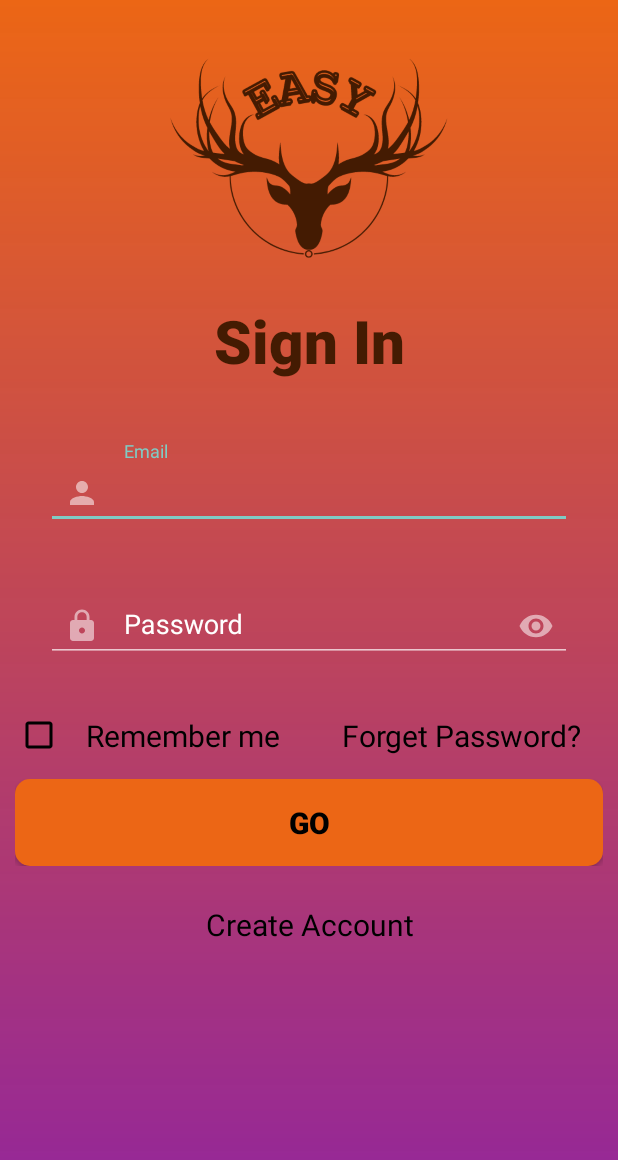
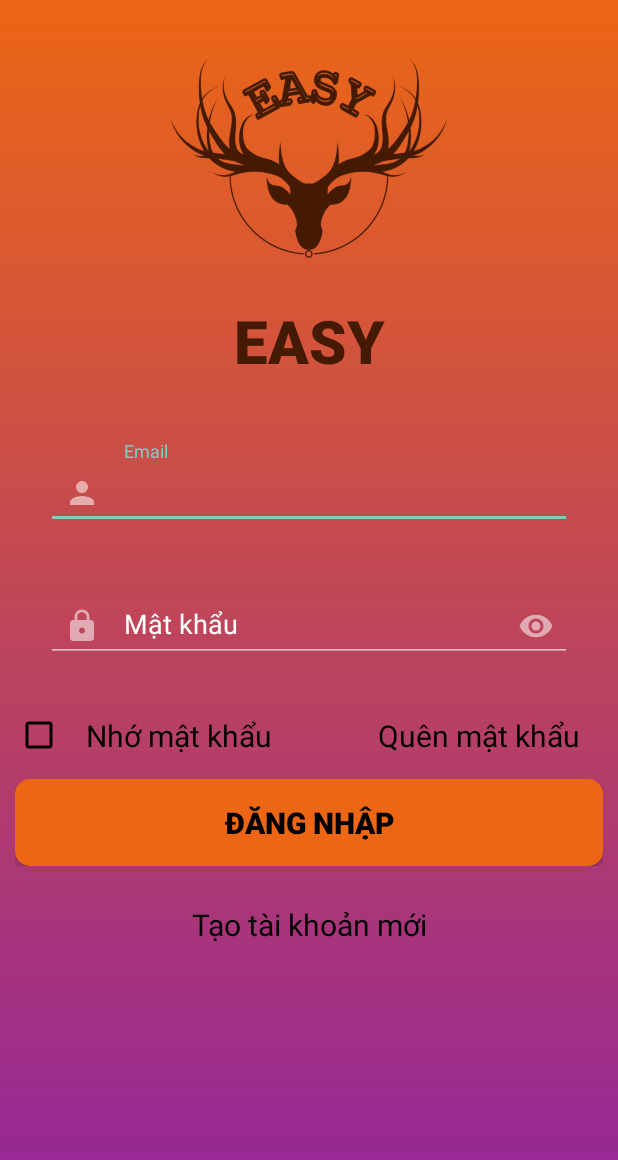
Before and after one commit to quyenphuong/EasyApp, an Android app: the screen it shows after launch (LoginActivity), on a phone screen of 412 x 824 dp. Shown: the top 1160 px of the screen. Run offline under Robolectric (Android 15) with nearby library versions, the phone set to English and light mode, and no system bars; our stand-ins replace Firebase (no records; nobody signed in at launch, a user with empty details on screens opened directly).

Commit message:
edit LoginActivity 23:39p 23/11/2021

```diff
--- a/app/src/main/res/layout/activity_login.xml
+++ b/app/src/main/res/layout/activity_login.xml
@@ -18,12 +18,12 @@
 
         android:layout_width="match_parent"
         android:layout_height="wrap_content"
-        android:text="Sign In"
+        android:fontFamily="sans-serif-medium"
+        android:gravity="center_horizontal"
+        android:text="EASY"
+        android:textColor="#441B02"
         android:textSize="40dp"
         android:textStyle="bold"
-        android:gravity="center_horizontal"
-        android:fontFamily="sans-serif-medium"
-        android:textColor="#441B02"
 
         />
 
@@ -61,18 +61,18 @@
         <com.google.android.material.textfield.TextInputLayout
 
             android:id="@+id/password"
-            android:hint="Password"
-            android:textColorHint="@color/white"
-            app:passwordToggleEnabled="true"
             android:layout_width="match_parent"
             android:layout_height="match_parent"
+            android:layout_marginLeft="5sp"
+            android:layout_marginTop="30sp"
+            android:layout_marginRight="5sp"
             android:elevation="2dp"
+            android:hint="Mật khẩu"
             android:paddingLeft="15sp"
             android:paddingRight="15sp"
-            android:layout_marginTop="30sp"
-            android:layout_marginLeft="5sp"
-            android:layout_marginRight="5sp"
+            android:textColorHint="@color/white"
             android:transitionName="password_tran"
+            app:passwordToggleEnabled="true"
             app:startIconDrawable="@drawable/ic_baseline_lock_24">
 
             <com.google.android.material.textfield.TextInputEditText
@@ -98,7 +98,7 @@
                 android:buttonTint="@color/black"
                 android:gravity="center"
                 android:padding="15dp"
-                android:text="Remember me"
+                android:text="Nhớ mật khẩu"
                 android:textColor="@color/black"
                 android:textSize="20dp" />
 
@@ -110,7 +110,7 @@
                 android:layout_toRightOf="@id/remember"
                 android:gravity="right"
                 android:padding="15dp"
-                android:text="Forget Password?"
+                android:text="Quên mật khẩu"
                 android:textColor="@color/Black"
                 android:textSize="20dp" />
         </RelativeLayout>
@@ -119,13 +119,13 @@
             android:id="@+id/gobtn"
             android:layout_width="match_parent"
             android:layout_height="wrap_content"
-            android:text="Go"
             android:background="@drawable/btn"
+            android:padding="15dp"
+            android:text="Đăng nhập"
             android:textColor="@color/black"
-            android:padding="15dp"
             android:textSize="20dp"
-            android:transitionName="go_tran"
-            android:textStyle="bold" />
+            android:textStyle="bold"
+            android:transitionName="go_tran" />
         <!--            app:mrl_rippleHover="true"/>-->
         <!--            android:transitionName="button_tran"/>-->
         <!--            android:onClick="callLoginScreen"/>-->
@@ -158,7 +158,7 @@
         android:layout_height="wrap_content"
         android:gravity="center"
         android:padding="15dp"
-        android:text="Create Account"
+        android:text="Tạo tài khoản mới"
         android:textColor="@color/Black"
         android:textSize="20dp"
         android:transitionName="login_signup_tran" />
```
Also changed, not shown: app/src/main/res/layout/activity_sign_up.xml (+13 -13 lines).
